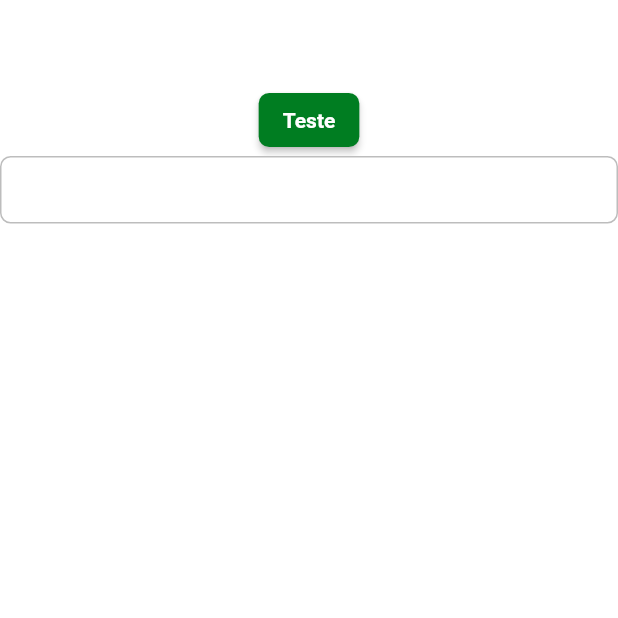
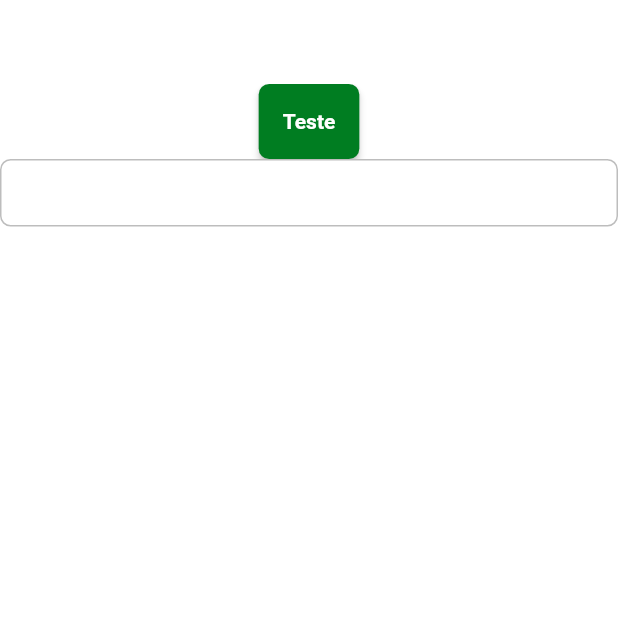
Before and after one commit to VitoriaMagnus/delivery_app, a Flutter app: the screen it shows after launch, on a phone screen of 412 x 824 dp, the top half of it. Run offline on Flutter 3.47's test engine with Material 2 defaults, Android fonts, the phone set to English and light mode, and no system bars; Roboto replaces fonts that are missing (mplus1).

Commit message:
add DeliveryButton

```diff
--- /dev/null
+++ b/lib/app/core/widgets/delivery_button.dart
@@ -0,0 +1,27 @@
+import 'package:flutter/material.dart';
+
+class DeliveryButton extends StatelessWidget {
+  final String label;
+  final VoidCallback? onPressed;
+  final double? width;
+  final double? height;
+  const DeliveryButton({
+    super.key,
+    required this.label,
+    required this.onPressed,
+    this.width,
+    this.height = 50,
+  });
+
+  @override
+  Widget build(BuildContext context) {
+    return SizedBox(
+      width: width,
+      height: height,
+      child: ElevatedButton(
+        onPressed: onPressed,
+        child: Text(label),
+      ),
+    );
+  }
+}
--- a/lib/app/pages/splash/splahs_page.dart
+++ b/lib/app/pages/splash/splahs_page.dart
@@ -1,5 +1,6 @@
 import 'package:delivery_app/app/core/ui/styles/app_styles.dart';
 import 'package:delivery_app/app/core/ui/styles/colors_app.dart';
+import 'package:delivery_app/app/core/widgets/delivery_button.dart';
 import 'package:flutter/material.dart';
 
 class SplashPage extends StatelessWidget {
@@ -14,7 +15,10 @@ class SplashPage extends StatelessWidget {
       body: Column(
         children: [
           Container(),
-          ElevatedButton(onPressed: () {}, child: const Text('Teste')),
+          DeliveryButton(
+            label: 'Teste',
+            onPressed: () {},
+          ),
           TextFormField(),
         ],
       ),
```
